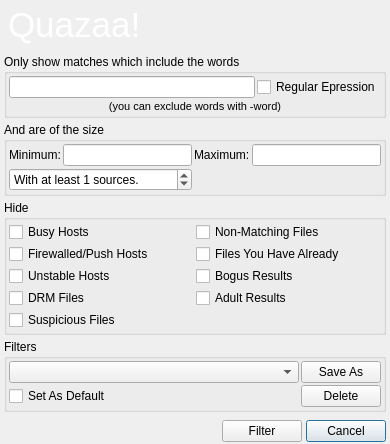
The window that dialogfiltersearch.ui (c3c/quazaa) describes before a commit, drawn with Qt 5.
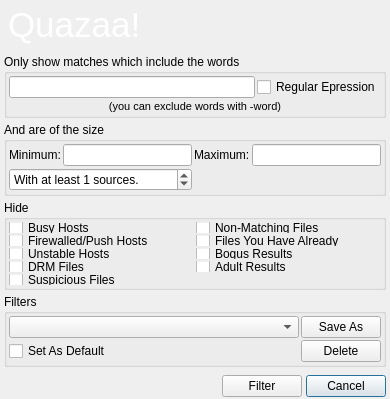
The same window after the commit. Icons and pictures are not drawn.

What changed in the file:
```diff
--- a/dialogfiltersearch.ui
+++ b/dialogfiltersearch.ui
@@ -10,6 +10,18 @@
     <height>399</height>
    </rect>
   </property>
+  <property name="minimumSize">
+   <size>
+    <width>390</width>
+    <height>399</height>
+   </size>
+  </property>
+  <property name="maximumSize">
+   <size>
+    <width>390</width>
+    <height>399</height>
+   </size>
+  </property>
   <property name="windowTitle">
    <string>Filter Search Results</string>
   </property>
@@ -17,6 +29,9 @@
    <iconset>
     <normaloff>:/Resource/Generic/Filter.png</normaloff>:/Resource/Generic/Filter.png</iconset>
   </property>
+  <property name="autoFillBackground">
+   <bool>true</bool>
+  </property>
   <layout class="QGridLayout" name="gridLayout_2">
    <property name="margin">
     <number>0</number>
```
Left out of the diff: 8 changed lines with no effect on the pictures.
